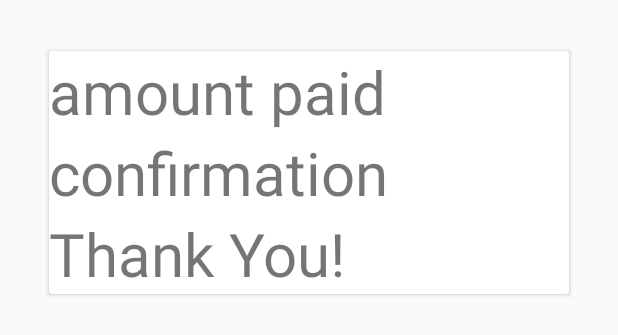
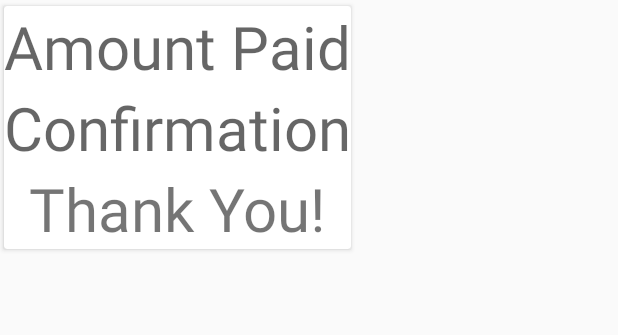
Before and after one commit to jervona/Abode, an Android app: the layout fragment_pay.xml on its own in the app's theme, with its tools: preview values and no code run, on a phone screen of 412 x 824 dp. Shown: the top 335 px of the screen. Run offline under Robolectric (Android 15) with nearby library versions, the phone set to English and light mode, and no system bars.

```diff
--- a/app/src/main/java/nyc/c4q/capstone/datamodels/PaymentHistoryModel.java
+++ b/app/src/main/java/nyc/c4q/capstone/datamodels/PaymentHistoryModel.java
@@ -11,7 +11,10 @@ public class PaymentHistoryModel {
     private String conf;
 
 
-    public PaymentHistoryModel(String month, String amount_paid,String conf) {
+    public PaymentHistoryModel() {
+    }
+
+    public PaymentHistoryModel(String month, String amount_paid, String conf) {
         this.month = month;
         this.amount_paid = amount_paid;
         this.conf=conf;
--- a/app/src/main/res/layout/fragment_pay.xml
+++ b/app/src/main/res/layout/fragment_pay.xml
@@ -2,53 +2,50 @@
     xmlns:app="http://schemas.android.com/apk/res-auto"
     xmlns:tools="http://schemas.android.com/tools"
     android:id="@+id/frag_pay"
+    android:layout_width="wrap_content"
+    android:layout_height="wrap_content"
+    >
+    <android.support.v7.widget.CardView
+        android:id="@+id/payment_card"
+        android:layout_width="match_parent"
+        android:layout_height="wrap_content"
+        android:layout_weight="1"
+        android:elevation="@dimen/cardview_default_radius"
+        android:padding="@dimen/cardview_default_radius"
+        app:cardElevation="2dp"
+        app:cardMaxElevation="2dp"
+        app:cardUseCompatPadding="true">
+
+        <LinearLayout
+            android:layout_width="match_parent"
+            android:layout_height="wrap_content"
+            android:orientation="vertical">
+
+            <TextView
+                android:id="@+id/amount_paid"
                 android:layout_width="match_parent"
                 android:layout_height="match_parent"
-    android:paddingBottom="30dp"
-    android:paddingLeft="30dp"
-    android:paddingRight="30dp"
-    android:paddingTop="30dp"
-    tools:context="nyc.c4q.capstone.payment_history_package.PayFragment">
-
-    <!-- TODO: Update blank fragment layout -->
-
-    <android.support.v7.widget.CardView
-        android:id="@+id/payment_card"
-        android:padding="@dimen/cardview_default_radius"
-        android:elevation="@dimen/cardview_default_radius"
-        app:cardMaxElevation="2dp"
-        android:layout_weight="1"
-        app:cardElevation="2dp"
-        app:cardUseCompatPadding="true"
-        android:layout_width="match_parent"
-        android:layout_height="wrap_content">
-
-
-    <LinearLayout
-        android:orientation="vertical"
-        android:layout_width="match_parent"
-        android:layout_height="wrap_content">
-
-        <TextView
-            android:id="@+id/pay_textview"
-            android:layout_width="match_parent"
-            android:layout_height="match_parent"
-            android:text="amount paid"
+                android:hint="@string/amount_paid"
+                android:gravity="center"
+                android:textAlignment="center"
                 android:textSize="40sp" />
 
             <TextView
                 android:id="@+id/confirmation"
                 android:layout_width="match_parent"
                 android:layout_height="match_parent"
-            android:text="confirmation"
+                android:hint="@string/confirmation"
+                android:gravity="center"
+                android:textAlignment="center"
                 android:textSize="40sp" />
 
             <TextView
-            android:id="@+id/thank_you"
                 android:layout_width="match_parent"
                 android:layout_height="match_parent"
-            android:text="Thank You!"
-            android:textSize="40sp"/>
+                android:text="@string/thank_you"
+                android:gravity="center"
+                android:textAlignment="center"
+                android:textSize="40sp" />
 
         </LinearLayout>
 
--- a/app/src/main/res/layout/fragment_payment.xml
+++ b/app/src/main/res/layout/fragment_payment.xml
@@ -70,7 +70,7 @@
             android:layout_width="match_parent"
             android:layout_height="30dp"
             android:gravity="center"
-            android:text="Payment History"
+            android:text="@string/payment_history"
             android:textAlignment="center"
             android:textSize="20sp"
             android:textStyle="bold" />
--- a/app/src/main/res/values/strings.xml
+++ b/app/src/main/res/values/strings.xml
@@ -9,6 +9,10 @@
     <string name="sign_up">Sign UP</string>
     <string name="sign_in">Sign In</string>
     <string name="sign_out">Sign Out</string>
+    <string name="thank_you">Thank You!</string>
+    <string name="confirmation">Confirmation</string>
+    <string name="amount_paid">Amount Paid</string>
+    <string name="payment_history">Payment History</string>
 
     <string-array name="location_options">
         <item>Bathroom</item>
```
Also changed, not shown: app/src/main/java/nyc/c4q/capstone/BottomNavFragment/DashBoardFragment.java (+1 -8 lines), app/src/main/java/nyc/c4q/capstone/BottomNavFragment/PaymentFragment.java (+93 -57 lines), app/src/main/java/nyc/c4q/capstone/PaymentDiffCallback.java (added, +58 -0 lines), app/src/main/java/nyc/c4q/capstone/database/TenantDataBaseHelper.java (+59 -17 lines), app/src/main/java/nyc/c4q/capstone/payment_history_package/PaymentHistoryAdapter.java (+23 -4 lines), app/src/main/java/nyc/c4q/capstone/payment_history_package/PaymentHistoryHolder.java (+1 -6 lines), app/src/main/res/layout/activity_tenant_sign_up.xml (+1 -9 lines), app/src/main/res/layout/history_itemview_layout.xml (+3 -7 lines). Lines whose indentation alone changed are shown as unchanged.
